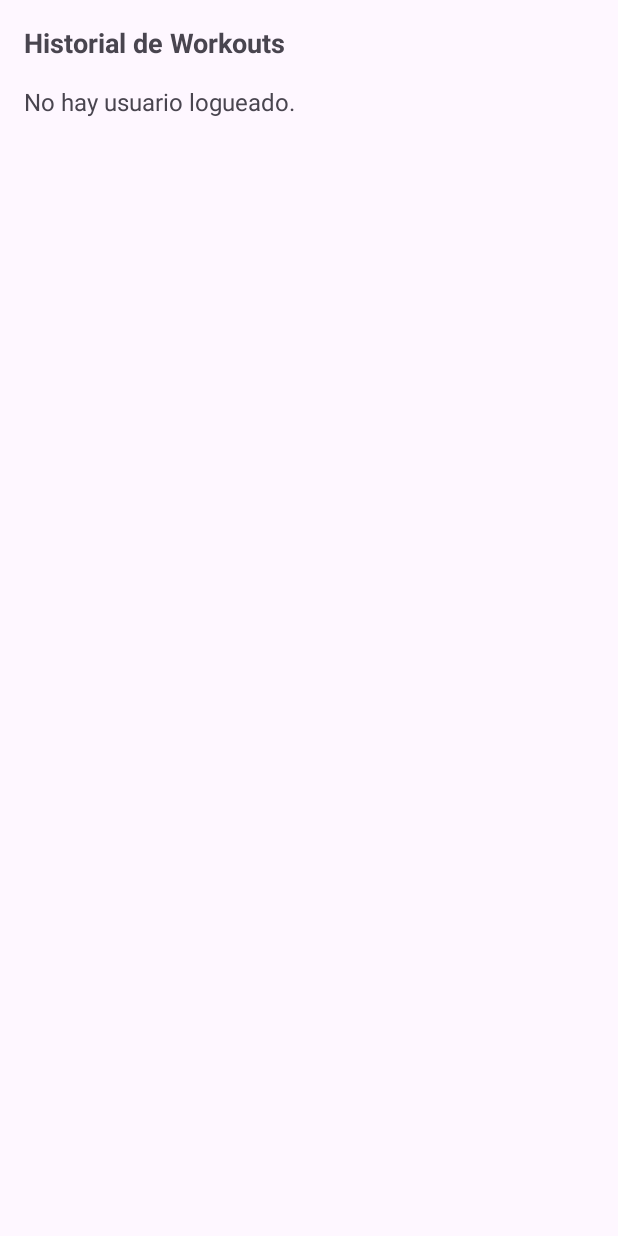
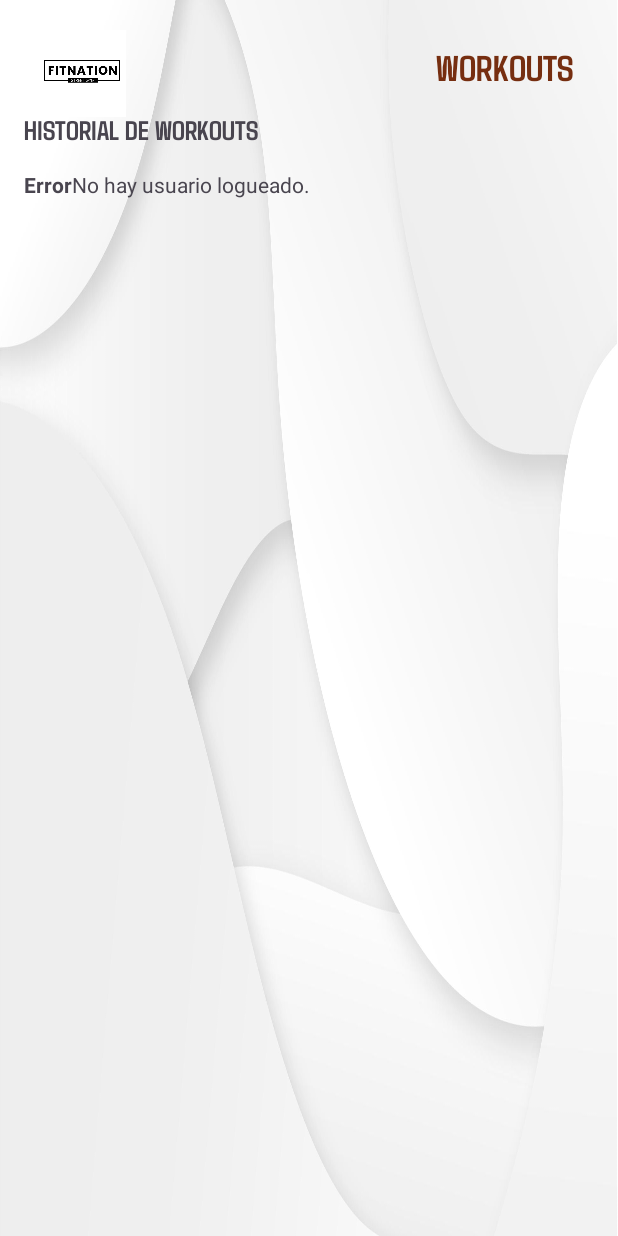
Before and after one commit to Memelero/E1_T5_MOB, an Android app: the WorkoutActivity screen opened directly, with no data from a screen before it, on a phone screen of 412 x 824 dp. Run offline under Robolectric (Android 15) with nearby library versions, the phone set to English and light mode, and no system bars; our stand-ins replace Firebase (no records; nobody signed in at launch, a user with empty details on screens opened directly).

Commit message:
cambios workouts y perfil

```diff
--- a/app/src/main/java/com/example/e1_t5_mob/WorkoutActivity.kt
+++ b/app/src/main/java/com/example/e1_t5_mob/WorkoutActivity.kt
@@ -1,80 +1,145 @@
 package com.example.e1_t5_mob
 
-import android.content.SharedPreferences
+import android.annotation.SuppressLint
+import android.graphics.Color
+import android.graphics.Typeface
 import android.os.Bundle
 import android.util.Log
+import android.view.Gravity
+import android.view.View
+import android.view.ViewGroup
+import android.widget.TableLayout
+import android.widget.TableRow
 import android.widget.TextView
 import androidx.appcompat.app.AppCompatActivity
+import androidx.core.content.res.ResourcesCompat
 import com.google.firebase.firestore.FirebaseFirestore
 import java.text.SimpleDateFormat
 import java.util.Locale
 
 class WorkoutActivity : AppCompatActivity() {
 
-    private lateinit var historialTextView: TextView
-    private lateinit var historialContentTextView: TextView
+    private lateinit var historialTableLayout: TableLayout
     private lateinit var db: FirebaseFirestore
+    private var customFont: Typeface? = null
 
+    @SuppressLint("MissingInflatedId")
     override fun onCreate(savedInstanceState: Bundle?) {
         super.onCreate(savedInstanceState)
         setContentView(R.layout.activity_workout)
-        // Inicializar Firestore
+
+        // Initialize Firestore
         db = FirebaseFirestore.getInstance()
 
-        // Referencias a los elementos del layout
-        historialTextView = findViewById(R.id.historialTextView)
-        historialContentTextView = findViewById(R.id.historialContentTextView)
+        // Reference to the TableLayout
+        historialTableLayout = findViewById(R.id.historialTableLayout)
 
-        // Obtener email del usuario logueado
+        // Load the custom font
+        customFont = ResourcesCompat.getFont(this, R.font.agdasima_normal)
+
+        // Get logged-in user's name from SharedPreferences
         val sharedPreferences = getSharedPreferences("SesionUsuario", MODE_PRIVATE)
         val nombre = sharedPreferences.getString("nombre", null)
 
         if (nombre != null) {
             cargarHistorial(nombre)
         } else {
-            historialContentTextView.text = "No hay usuario logueado."
+            addTableRow("Error", "No hay usuario logueado.")
         }
     }
 
     private fun cargarHistorial(nombre: String) {
-        // Acceder a la subcolección 'historial_workouts' del usuario
         db.collection("usuarios").document(nombre).collection("historial_workouts")
             .get()
             .addOnSuccessListener { documents ->
                 if (documents.isEmpty) {
-                    historialContentTextView.text = "No hay workouts registrados."
+                    addTableRow("Error", "No hay workouts registrados.")
                 } else {
-                    val sb = StringBuilder()
                     for (document in documents) {
-                        val nombre_workout = document.getString("nombre") ?: "Nombre no disponible"
-                        val tiempoRealizado = document.getString("tiempo_realizado") ?: "0 min"
-                        val tiempoEstimado = document.getString("tiempo_estimado") ?: "0 min"
+                        val nombreWorkout = document.getString("nombre") ?: "N/D"
+                        val tiempoRealizado = document.getString("tiempo_realizado") ?: "N/D"
+                        val tiempoEstimado = document.getString("tiempo_estimado") ?: "N/D"
                         val fechaTimestamp = document.getTimestamp("fecha")
                         val porcentEjer = document.getString("porcent_ejer") ?: "0%"
-                        val url = document.getString("url") ?: "URL no disponible"
-                        val nivel = document.getString("nivel") ?: "Nivel no disponible"
+                        val url = document.getString("url") ?: "N/D"
+                        val nivel = document.getString("nivel") ?: "N/D"
 
                         val fecha = if (fechaTimestamp != null) {
                             val sdf = SimpleDateFormat("dd/MM/yyyy HH:mm", Locale.getDefault())
                             sdf.format(fechaTimestamp.toDate())
                         } else {
-                            "Fecha no disponible"
+                            "N/D"
                         }
-                        // Agregar workout al StringBuilder
-                        sb.append("Nombre: $nombre_workout\n")
-                            .append("Tiempo Realizado: $tiempoRealizado\n")
-                            .append("Tiempo Estimado: $tiempoEstimado\n")
-                            .append("Fecha: $fecha\n")
-                            .append("Porcentaje Ejercicio: $porcentEjer\n")
-                            .append("URL: $url\n")
-                            .append("Nivel: $nivel\n\n")
+
+                        // Agregar filas con datos de workout
+                        addStyledRow("Nombre", nombreWorkout)
+                        addStyledRow("Tiempo Realizado", tiempoRealizado)
+                        addStyledRow("Tiempo Estimado", tiempoEstimado)
+                        addStyledRow("Fecha", fecha)
+                        addStyledRow("Porcentaje Ejercicio", porcentEjer)
+                        addStyledRow("URL", url)
+                        addStyledRow("Nivel", nivel)
+
+                        // Agregar separación entre workouts
+                        val separator = View(this)
+                        separator.layoutParams = ViewGroup.LayoutParams(
+                            ViewGroup.LayoutParams.MATCH_PARENT,
+                            2
+                        )
+                        separator.setBackgroundColor(Color.GRAY)
+                        historialTableLayout.addView(separator)
                     }
-                    historialContentTextView.text = sb.toString()
                 }
             }
             .addOnFailureListener { exception ->
                 Log.e("WorkoutActivity", "Error al cargar historial: ${exception.message}")
-                historialContentTextView.text = "Error al cargar historial."
+                addTableRow("Error", "Error al cargar historial.")
             }
     }
+
+    private fun addStyledRow(title: String, value: String) {
+        val row = TableRow(this)
+        val rowParams = TableRow.LayoutParams(
+            TableRow.LayoutParams.MATCH_PARENT,
+            TableRow.LayoutParams.WRAP_CONTENT
+        )
+        rowParams.setMargins(0, 8, 0, 8)  // Margen entre filas
+        row.layoutParams = rowParams
+
+        // Title Column
+        val titleView = TextView(this)
+        titleView.text = title
+        titleView.textSize = 18f  // Tamaño de fuente más grande
+        titleView.typeface = customFont
+        titleView.setPadding(16, 16, 16, 16)  // Más padding
+        titleView.setBackgroundColor(Color.parseColor("#E0E0E0"))  // Fondo gris claro para el título
+        titleView.gravity = Gravity.START
+
+        // Value Column
+        val valueView = TextView(this)
+        valueView.text = value
+        valueView.textSize = 18f  // Tamaño de fuente más grande
+        valueView.typeface = customFont
+        valueView.setPadding(16, 16, 16, 16)  // Más padding
+        valueView.setBackgroundColor(Color.WHITE)  // Fondo blanco para los datos
+        valueView.gravity = Gravity.START
+
+        row.addView(titleView)
+        row.addView(valueView)
+        historialTableLayout.addView(row)
+    }
+
+    private fun addTableRow(title: String, message: String) {
+        val row = TableRow(this)
+        val titleView = TextView(this)
+        titleView.text = title
+        titleView.setTypeface(null, Typeface.BOLD)
+        row.addView(titleView)
+
+        val messageView = TextView(this)
+        messageView.text = message
+        row.addView(messageView)
+
+        historialTableLayout.addView(row)
+    }
 }
--- a/app/src/main/res/layout/activity_workout.xml
+++ b/app/src/main/res/layout/activity_workout.xml
@@ -1,22 +1,63 @@
-<?xml version="1.0" encoding="utf-8"?>
-<LinearLayout xmlns:android="http://schemas.android.com/apk/res/android"
+<androidx.constraintlayout.widget.ConstraintLayout
+    xmlns:android="http://schemas.android.com/apk/res/android"
+    xmlns:app="http://schemas.android.com/apk/res-auto"
+    xmlns:tools="http://schemas.android.com/tools"
+    android:id="@+id/main"
     android:layout_width="match_parent"
     android:layout_height="match_parent"
-    android:orientation="vertical"
-    android:padding="16dp">
+    tools:context="com.example.e1_t5_mob.WorkoutActivity"
+    android:background="@drawable/fondo">
 
+    <!-- Logo -->
+    <ImageView
+        android:id="@+id/imageView"
+        android:layout_width="69dp"
+        android:layout_height="58dp"
+        android:layout_marginStart="20dp"
+        android:layout_marginTop="20dp"
+        android:contentDescription="@string/logo_description"
+        android:src="@drawable/fitnation_logo_white"
+        app:layout_constraintStart_toStartOf="parent"
+        app:layout_constraintTop_toTopOf="parent" />
+
+    <!-- Title -->
+    <TextView
+        android:id="@+id/perfilTextView"
+        android:layout_width="wrap_content"
+        android:layout_height="wrap_content"
+        android:layout_marginTop="30dp"
+        android:layout_marginEnd="30dp"
+        android:text="@string/workout_title"
+        android:fontFamily="@font/agdasima_bold"
+        android:textColor="#762E10"
+        android:textSize="24sp"
+        android:textStyle="bold"
+        app:layout_constraintEnd_toEndOf="parent"
+        app:layout_constraintTop_toTopOf="parent" />
+
+    <!-- Workout History Title -->
     <TextView
         android:id="@+id/historialTextView"
+        android:layout_width="wrap_content"
+        android:layout_height="wrap_content"
+        android:layout_marginTop="16dp"
+        android:layout_marginStart="16dp"
+        android:fontFamily="@font/agdasima_bold"
+        android:text="@string/workoutHistorial_title"
+        android:textSize="18sp"
+        android:textStyle="bold"
+        app:layout_constraintTop_toBottomOf="@id/perfilTextView"
+        app:layout_constraintStart_toStartOf="parent" />
+
+    <!-- Vertical TableLayout for Workout History -->
+    <TableLayout
+        android:id="@+id/historialTableLayout"
         android:layout_width="match_parent"
         android:layout_height="wrap_content"
-        android:textSize="18sp"
-        android:text="Historial de Workouts"
-        android:textStyle="bold"
-        android:paddingBottom="16dp"/>
+        android:layout_margin="16dp"
+        app:layout_constraintTop_toBottomOf="@id/historialTextView"
+        app:layout_constraintStart_toStartOf="parent"
+        app:layout_constraintEnd_toEndOf="parent">
+    </TableLayout>
 
-    <TextView
-        android:id="@+id/historialContentTextView"
-        android:layout_width="match_parent"
-        android:layout_height="wrap_content"
-        android:textSize="16sp"/>
-</LinearLayout>
+</androidx.constraintlayout.widget.ConstraintLayout>
--- a/app/src/main/res/values/strings.xml
+++ b/app/src/main/res/values/strings.xml
@@ -41,4 +41,9 @@
     <string name="color_button">TEMA</string>
     <string name="idioma_button">ITZULI</string>
     <string name="cerrar_button">CERRAR SESION</string>
+    <string name="workouts_button">WORKOUTS</string>
+
+    <!--WORKOUTS -->
+    <string name="workout_title">WORKOUTS</string>
+    <string name="workoutHistorial_title">HISTORIAL DE WORKOUTS</string>
 </resources>
```
Also changed, not shown: app/src/main/java/com/example/e1_t5_mob/PerfilActivity.kt (+8 -7 lines), app/src/main/res/layout/activity_perfil.xml (+22 -6 lines).
